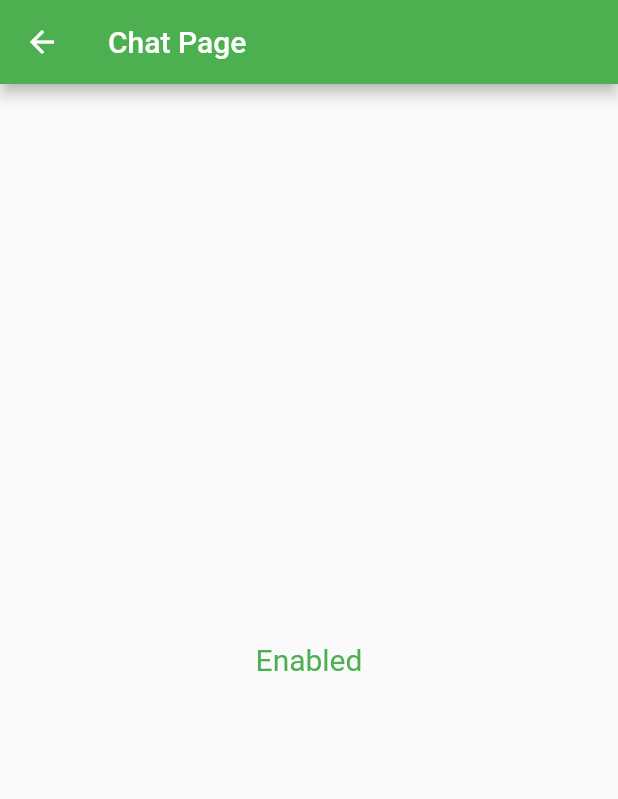
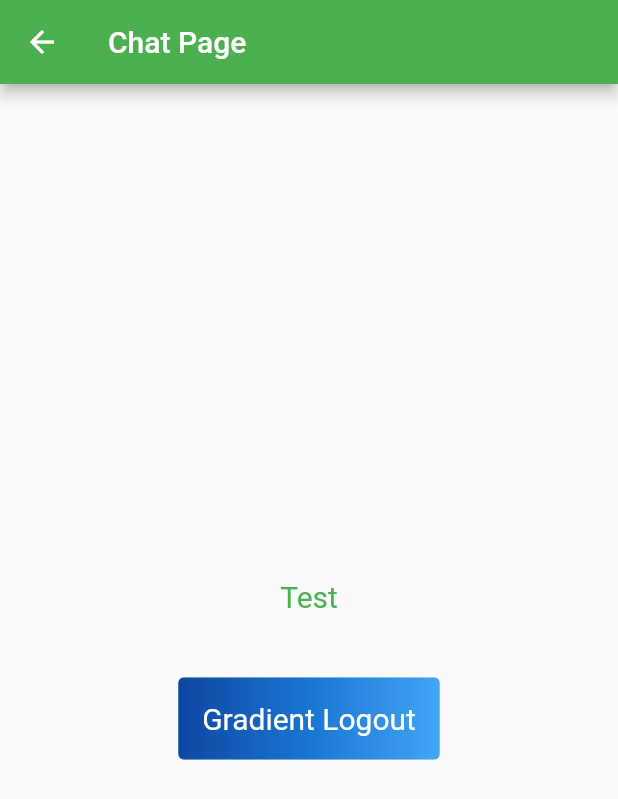
Before and after one commit to JeanGautierSherpas/sherpas_mobile_flutter, a Flutter app: the ChatPage screen opened directly, on a phone screen of 412 x 824 dp. Shown: the top 799 px of the screen. Run offline on Flutter 3.47's test engine with Material 2 defaults, Android fonts, the phone set to English and light mode, and no system bars; our stand-ins replace flutter_svg; network calls fail.

Commit message:
🎨 add space between component

```diff
--- a/lib/pages/chat_page.dart
+++ b/lib/pages/chat_page.dart
@@ -17,16 +17,41 @@ class _ChatPagePageState extends State<ChatPage> {
           title: const Text("Chat Page"),
         ),
         body: Center(
-            child: Column(
-                mainAxisAlignment: MainAxisAlignment.center,
-                children: <Widget>[
-              TextButton(
-                style: TextButton.styleFrom(
-                  textStyle: const TextStyle(fontSize: 20),
+            child: Column(mainAxisSize: MainAxisSize.min, children: <Widget>[
+          TextButton(
+            style: TextButton.styleFrom(
+              textStyle: const TextStyle(fontSize: 20),
+            ),
+            onPressed: () {},
+            child: const Text('Test'),
+          ),
+          const SizedBox(height: 30),
+          ClipRRect(
+              borderRadius: BorderRadius.circular(4),
+              child: Stack(children: <Widget>[
+                Positioned.fill(
+                  child: Container(
+                    decoration: const BoxDecoration(
+                      gradient: LinearGradient(
+                        colors: <Color>[
+                          Color(0xFF0D47A1),
+                          Color(0xFF1976D2),
+                          Color(0xFF42A5F5),
+                        ],
+                      ),
+                    ),
+                  ),
                 ),
-                onPressed: () {},
-                child: const Text('Enabled'),
-              )
-            ])));
+                TextButton(
+                  style: TextButton.styleFrom(
+                    foregroundColor: Colors.white,
+                    padding: const EdgeInsets.all(16.0),
+                    textStyle: const TextStyle(fontSize: 20),
+                  ),
+                  onPressed: () {},
+                  child: const Text('Gradient Logout'),
+                ),
+              ])),
+        ])));
   }
 }
--- a/lib/pages/home_page.dart
+++ b/lib/pages/home_page.dart
@@ -74,8 +74,11 @@ class _MyHomePageState extends State<MyHomePage> {
                     style: TextStyle(fontSize: 30)),
               ],
             ),
+            const SizedBox(height: 30),
             LoginEmail(emailController: emailController),
+            const SizedBox(height: 30),
             LoginPassword(passwordController: passwordController),
+            const SizedBox(height: 30),
             SubmitButton(
                 email: emailController.text, password: passwordController.text),
           ],
```
